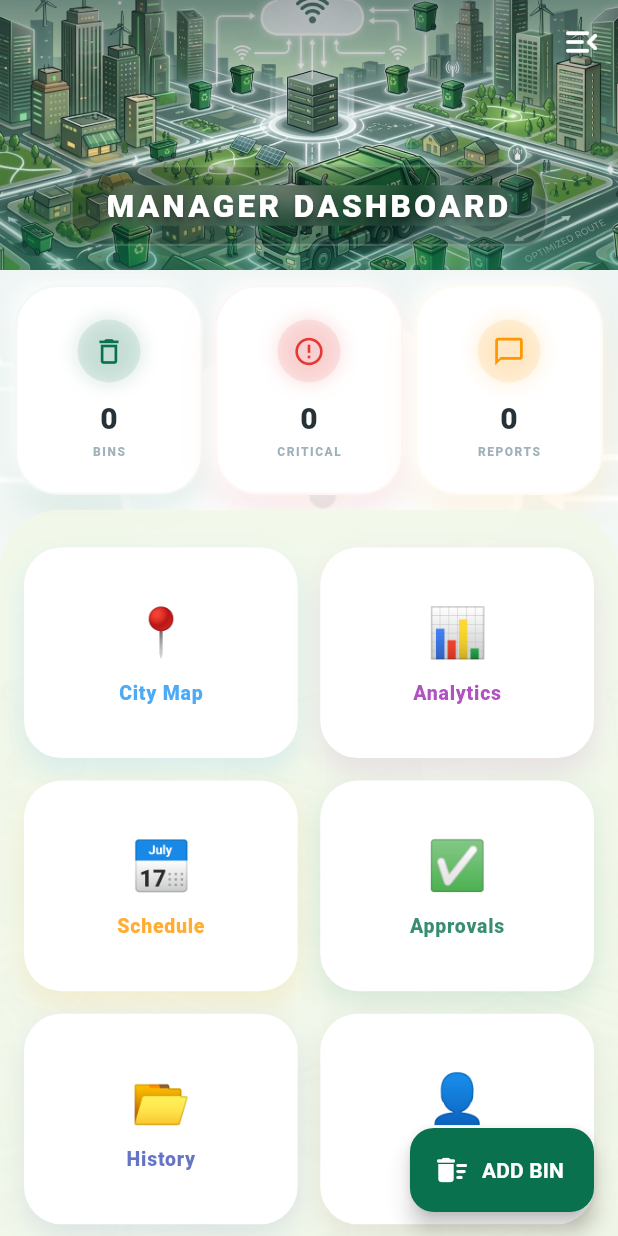
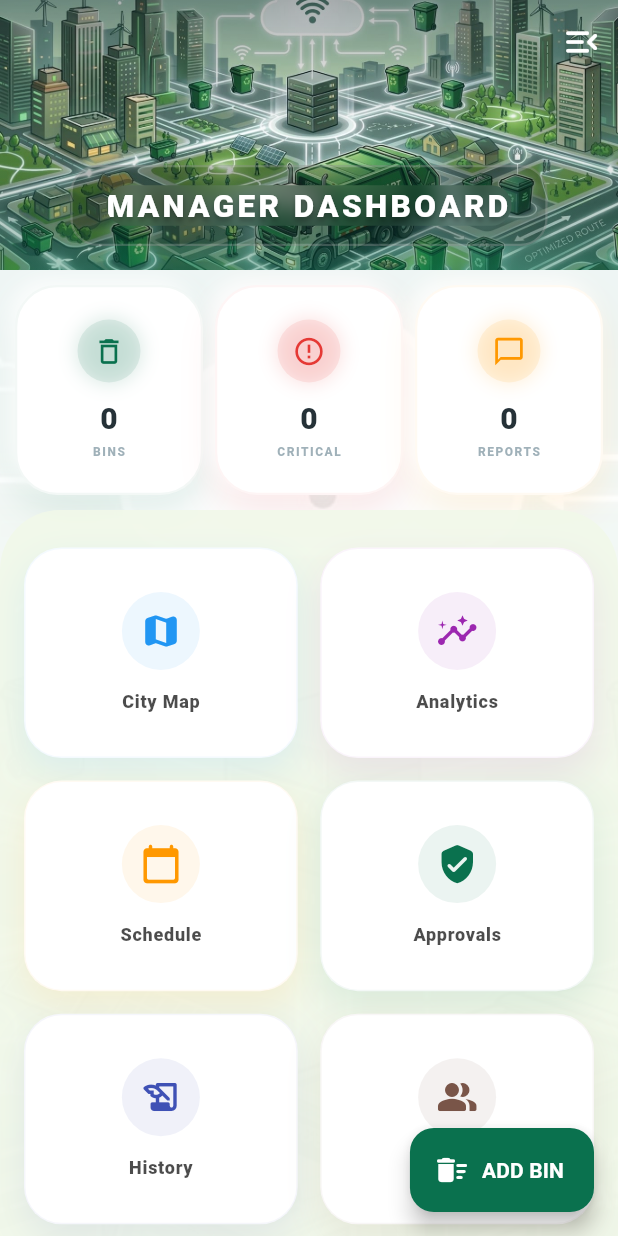
Before and after one commit to sheharyar-786/swcs_app, a Flutter app: the AdminPage screen opened by its route, on a phone screen of 412 x 824 dp. Run offline on Flutter 3.47's test engine with Material 3 defaults, Android fonts, the phone set to English and light mode, and no system bars; our stand-ins replace animate_do, confetti, firebase_auth, firebase_core, firebase_database, firebase_messaging and 10 more; accounts and stored records are empty.

Commit message:
Modernized Manager Dashboard grid icons with professional Material design

```diff
--- a/lib/manager/manager_dashboard.dart
+++ b/lib/manager/manager_dashboard.dart
@@ -1014,37 +1014,37 @@ class _AdminPageState extends State<AdminPage> with TickerProviderStateMixin {
     crossAxisSpacing: 15,
     childAspectRatio: 1.3,
     children: [
-      _gridItem("City Map", "📍", Colors.blue, const LiveMapScreen(isReadOnly: true)),
-      _gridItem("Analytics", "📊", Colors.purple, const AnalyticsPage()),
+      _gridItem("City Map", Icons.map_rounded, Colors.blue, const LiveMapScreen(isReadOnly: true)),
+      _gridItem("Analytics", Icons.insights_rounded, Colors.purple, const AnalyticsPage()),
       _gridItem(
         "Schedule",
-        "📅",
+        Icons.calendar_today_rounded,
         Colors.orange,
         const ScheduleManagementPage(),
       ),
       _gridItem(
         "Approvals",
-        "✅",
+        Icons.verified_user_rounded,
         leafGreen,
         const DriverApprovalScreen(),
         badge: pCount,
       ),
       _gridItem(
         "History",
-        "📂",
+        Icons.history_edu_rounded,
         Colors.indigo,
         const CollectionHistoryPage(),
       ),
       _gridItem(
         "Drivers",
-        "👤",
+        Icons.people_alt_rounded,
         Colors.brown,
         DriversStatusPage(drivers: drivers),
       ),
     ],
   );
 
-  Widget _gridItem(String t, String e, Color c, Widget? p, {int badge = 0}) =>
+  Widget _gridItem(String t, IconData icon, Color c, Widget? p, {int badge = 0}) =>
       InkWell(
         onTap: p == null
             ? null
@@ -1061,23 +1061,31 @@ class _AdminPageState extends State<AdminPage> with TickerProviderStateMixin {
                 borderRadius: BorderRadius.circular(25),
                 boxShadow: [
                   BoxShadow(
-                    color: c.withValues(alpha: 0.12),
-                    blurRadius: 15,
-                    offset: const Offset(0, 8),
+                    color: c.withValues(alpha: 0.1),
+                    blurRadius: 20,
+                    offset: const Offset(0, 10),
                   ),
                 ],
+                border: Border.all(color: c.withValues(alpha: 0.05)),
               ),
               child: Column(
                 mainAxisAlignment: MainAxisAlignment.center,
                 children: [
-                  Text(e, style: const TextStyle(fontSize: 32)),
-                  const SizedBox(height: 8),
+                  Container(
+                    padding: const EdgeInsets.all(12),
+                    decoration: BoxDecoration(
+                      color: c.withValues(alpha: 0.08),
+                      shape: BoxShape.circle,
+                    ),
+                    child: Icon(icon, color: c, size: 28),
+                  ),
+                  const SizedBox(height: 12),
                   Text(
                     t,
                     style: TextStyle(
                       fontWeight: FontWeight.w900,
-                      fontSize: 13,
-                      color: c.withValues(alpha: 0.8),
+                      fontSize: 12,
+                      color: Colors.black.withValues(alpha: 0.7),
                       letterSpacing: 0.5,
                     ),
                   ),
```
